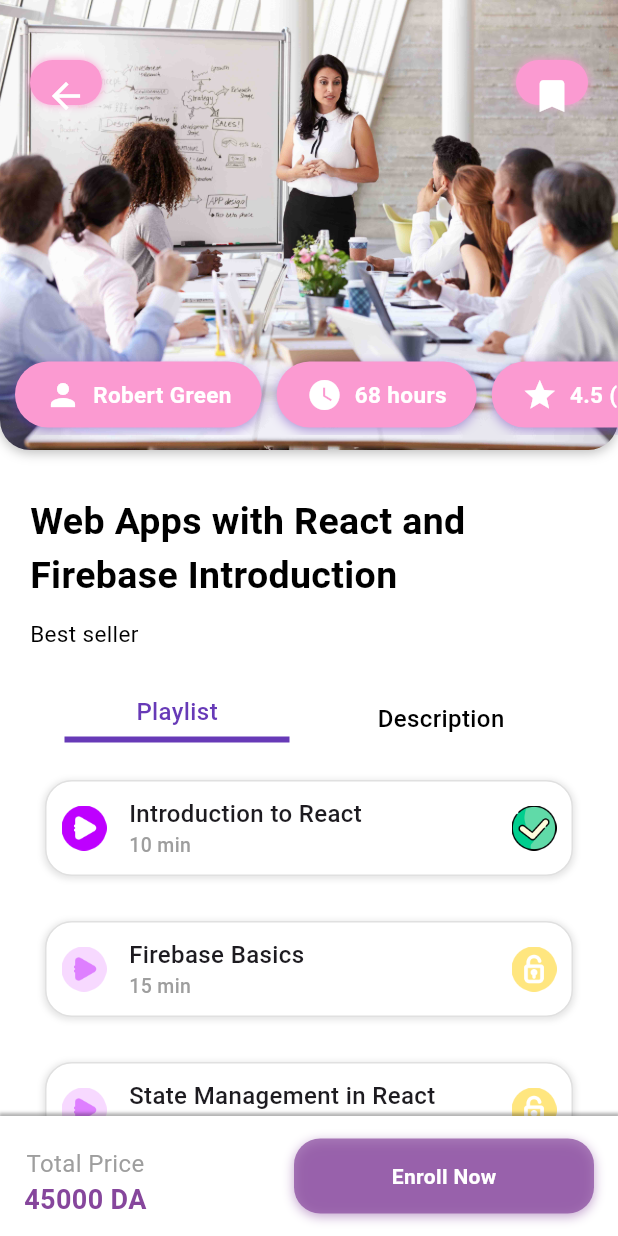
After one commit to MenouraIlyes/ya9in, a Flutter app: the screen it shows once a user with an empty profile is signed in, after a tap on an icon or button, on a phone screen of 412 x 824 dp. The commit adds this screen. Run offline on Flutter 3.47's test engine with Material 3 defaults, Android fonts, the phone set to English and light mode, and no system bars; our stand-ins replace cloud_firestore, country_picker, firebase_auth, firebase_core, flutter_svg, google_nav_bar and 2 more; accounts and stored records are empty; network calls fail.

Commit message:
Course_Details_Screen_Part_1

```diff
--- a/lib/screens/account_screen.dart
+++ b/lib/screens/account_screen.dart
@@ -212,6 +212,7 @@
   @override
   Widget build(BuildContext context) {
     return Scaffold(
+      backgroundColor: appWhite,
       extendBodyBehindAppBar: true,
       appBar: AppBar(
         backgroundColor: Colors.transparent,
--- /dev/null
+++ b/lib/screens/course_details_screen.dart
@@ -0,0 +1,230 @@
+import 'package:flutter/material.dart';
+import 'package:ya9in/models/lesson.dart';
+import 'package:ya9in/shared/colors.dart';
+import 'package:ya9in/widgets/custom_appbar.dart';
+import 'package:ya9in/widgets/custom_button.dart';
+import 'package:ya9in/widgets/custom_categories_button.dart';
+import 'package:ya9in/widgets/custom_heading.dart';
+import 'package:ya9in/widgets/custom_lesson_card.dart';
+import 'package:ya9in/widgets/custom_tab_view.dart';
+
+class CourseDetailsScreen extends StatefulWidget {
+  const CourseDetailsScreen({super.key});
+
+  @override
+  State<CourseDetailsScreen> createState() => _CourseDetailsScreenState();
+}
+
+class _CourseDetailsScreenState extends State<CourseDetailsScreen> {
+  int _selectedTag = 0;
+
+  void changeTab(int index) {
+    setState(() {
+      _selectedTag = index;
+    });
+  }
+
+  Widget Playlist() {
+    return Padding(
+      padding: const EdgeInsets.only(bottom: 0, right: 10, left: 10),
+      child: Column(children: [
+        ...List.generate(lessonList.length, (index) {
+          return Column(
+            children: [
+              CustomLessonCard(
+                lesson: lessonList[index],
+              ),
+              const SizedBox(height: 20),
+            ],
+          );
+        }),
+      ]),
+    );
+  }
+
+  Widget Description() {
+    return Padding(
+      padding: const EdgeInsets.all(20.0),
+      child: Text(
+        'This is a detailed description of the course. It covers various topics and provides a comprehensive understanding of the subject.',
+        style: TextStyle(fontSize: 16),
+      ),
+    );
+  }
+
+  Widget getBody() {
+    return Column(
+      children: [
+        // Top section
+        Stack(
+          children: [
+            Container(
+              height: 300,
+              decoration: BoxDecoration(
+                  borderRadius: BorderRadius.circular(20.0),
+                  boxShadow: [
+                    BoxShadow(
+                      color: Colors.black26,
+                      blurRadius: 6.0,
+                      offset: Offset(0.0, 2.0),
+                    ),
+                  ]),
+              child: ClipRRect(
+                borderRadius: BorderRadius.only(
+                  bottomLeft: Radius.circular(20),
+                  bottomRight: Radius.circular(20),
+                ),
+                child: Image(
+                  image: AssetImage('assets/meeting.jpg'),
+                  fit: BoxFit.cover,
+                ),
+              ),
+            ),
+
+            // tutor and rating and duration
+            Positioned(
+              bottom: 10,
+              left: 0,
+              right: 0,
+              child: SingleChildScrollView(
+                scrollDirection: Axis.horizontal,
+                child: Row(
+                  children: [
+                    Padding(
+                      padding: const EdgeInsets.only(
+                          left: 10, right: 5, top: 5, bottom: 5),
+                      child: CustomCategoriesButton(
+                        title: 'Robert Green',
+                        icon: Icons.person,
+                      ),
+                    ),
+                    Padding(
+                      padding: const EdgeInsets.only(
+                          left: 5, right: 5, top: 5, bottom: 5),
+                      child: CustomCategoriesButton(
+                        title: '68 hours',
+                        icon: Icons.watch_later,
+                      ),
+                    ),
+                    Padding(
+                      padding: const EdgeInsets.only(
+                          left: 5, right: 5, top: 5, bottom: 5),
+                      child: CustomCategoriesButton(
+                        title: '4.5 (365 reviews)',
+                        icon: Icons.star,
+                      ),
+                    ),
+                  ],
+                ),
+              ),
+            ),
+          ],
+        ),
+
+        // Bottom section
+        Expanded(
+          child: Padding(
+            padding:
+                const EdgeInsets.only(top: 30, left: 20, right: 20, bottom: 0),
+            child: Column(
+              crossAxisAlignment: CrossAxisAlignment.center,
+              children: [
+                // title
+                CustomHeading(
+                  title: 'Web Apps with React and Firebase Introduction',
+                  subTitle: 'Best seller',
+                  color: Colors.black,
+                ),
+
+                SizedBox(height: 10),
+
+                // tab view
+                CustomTabView(
+                  changeTab: changeTab,
+                  index: _selectedTag,
+                ),
+                Expanded(
+                  child: SingleChildScrollView(
+                      child: _selectedTag == 0 ? Playlist() : Description()),
+                ),
+              ],
+            ),
+          ),
+        ),
+      ],
+    );
+  }
+
+  @override
+  Widget build(BuildContext context) {
+    return Scaffold(
+      backgroundColor: appWhite,
+      extendBodyBehindAppBar: true,
+      appBar: PreferredSize(
+        preferredSize: Size.fromHeight(90),
+        child: Padding(
+          padding: const EdgeInsets.only(top: 20),
+          child: CustomAppbar(),
+        ),
+      ),
+      bottomNavigationBar: Container(
+        decoration: BoxDecoration(boxShadow: [
+          BoxShadow(
+            color: Colors.black.withOpacity(0.3),
+            blurRadius: 1.0,
+            spreadRadius: 1.0,
+            offset: Offset(0.0, -1.0),
+          )
+        ]),
+        child: BottomAppBar(
+          padding: EdgeInsets.symmetric(horizontal: 16.0),
+          notchMargin: 0,
+          color: appWhite,
+          surfaceTintColor: Colors.white,
+          child: Row(
+            mainAxisAlignment: MainAxisAlignment.spaceBetween,
+            children: [
+              // Price
+              Padding(
+                padding: const EdgeInsets.only(top: 20),
+                child: Column(
+                  children: [
+                    Text(
+                      'Total Price',
+                      style: TextStyle(
+                        color: Colors.grey,
+                        fontSize: 16,
+                        fontWeight: FontWeight.w400,
+                      ),
+                    ),
+                    Text(
+                      '45000 DA',
+                      style: TextStyle(
+                        color: appPrimary,
+                        fontSize: 18,
+                        fontWeight: FontWeight.bold,
+                      ),
+                    ),
+                  ],
+                ),
+              ),
+
+              // enroll button
+              SizedBox(
+                width: 200,
+                height: 50,
+                child: CustomButtonBox(
+                  color: appPrimary,
+                  isDisabled: false,
+                  onTap: () {},
+                  title: 'Enroll Now',
+                ),
+              ),
+            ],
+          ),
+        ),
+      ),
+      body: getBody(),
+    );
+  }
+}
--- a/lib/screens/courses_screen.dart
+++ b/lib/screens/courses_screen.dart
@@ -78,6 +78,7 @@
   @override
   Widget build(BuildContext context) {
     return Scaffold(
+      backgroundColor: appWhite,
       extendBodyBehindAppBar: true,
       appBar: AppBar(
         elevation: 0,
--- a/lib/screens/explore_screen.dart
+++ b/lib/screens/explore_screen.dart
@@ -86,6 +86,7 @@
   @override
   Widget build(BuildContext context) {
     return Scaffold(
+      backgroundColor: appWhite,
       extendBodyBehindAppBar: true,
       appBar: AppBar(
         elevation: 0,
--- a/lib/screens/home_screen.dart
+++ b/lib/screens/home_screen.dart
@@ -3,6 +3,7 @@
 import 'package:ya9in/datas/category_json.dart';
 import 'package:ya9in/datas/course_json.dart';
 import 'package:ya9in/providers/user_provider.dart';
+import 'package:ya9in/screens/course_details_screen.dart';
 import 'package:ya9in/shared/colors.dart';
 import 'package:ya9in/widgets/clipper.dart';
 import 'package:ya9in/widgets/custom_categories_button.dart';
@@ -151,6 +152,14 @@
                 (index) {
                   return Padding(
                     padding: const EdgeInsets.only(right: 10),
+                    child: GestureDetector(
+                      onTap: () {
+                        Navigator.push(
+                            context,
+                            MaterialPageRoute(
+                              builder: (context) => CourseDetailsScreen(),
+                            ));
+                      },
                       child: CustomCourseCardExpand(
                         thumbNail: CoursesJson[index]['image'],
                         videoAmount: CoursesJson[index]['video'],
@@ -158,6 +167,7 @@
                         userProfile: CoursesJson[index]['user_profile'],
                         userName: CoursesJson[index]['user_name'],
                         price: CoursesJson[index]['price'],
+                      ),
                     ),
                   );
                 },
@@ -253,6 +263,7 @@
   @override
   Widget build(BuildContext context) {
     return Scaffold(
+      backgroundColor: appWhite,
       extendBodyBehindAppBar: true,
       appBar: AppBar(
         elevation: 0,
--- /dev/null
+++ b/lib/widgets/custom_appbar.dart
@@ -0,0 +1,75 @@
+import 'package:flutter/material.dart';
+import 'package:ya9in/shared/colors.dart';
+
+class CustomAppbar extends StatefulWidget {
+  const CustomAppbar({super.key});
+
+  @override
+  State<CustomAppbar> createState() => _CustomAppbarState();
+}
+
+class _CustomAppbarState extends State<CustomAppbar> {
+  @override
+  Widget build(BuildContext context) {
+    return Padding(
+      padding: EdgeInsets.all(20),
+      child: Row(
+        mainAxisAlignment: MainAxisAlignment.spaceBetween,
+        children: [
+          // back button
+          InkWell(
+            onTap: () {
+              Navigator.pop(context);
+            },
+            child: Container(
+              alignment: Alignment.center,
+              padding: EdgeInsets.all(10),
+              decoration: BoxDecoration(
+                color: appTeriatery,
+                borderRadius: BorderRadius.circular(15),
+                boxShadow: [
+                  BoxShadow(
+                    color: appTeriatery,
+                    blurRadius: 4,
+                  ),
+                ],
+              ),
+              child: Icon(
+                Icons.arrow_back,
+                size: 28,
+                color: appWhite,
+              ),
+            ),
+          ),
+
+          // bookmark button
+
+          InkWell(
+            onTap: () {
+              Navigator.pop(context);
+            },
+            child: Container(
+              alignment: Alignment.center,
+              padding: EdgeInsets.all(10),
+              decoration: BoxDecoration(
+                color: appTeriatery,
+                borderRadius: BorderRadius.circular(15),
+                boxShadow: [
+                  BoxShadow(
+                    color: appTeriatery,
+                    blurRadius: 4,
+                  ),
+                ],
+              ),
+              child: Icon(
+                Icons.bookmark,
+                size: 28,
+                color: appWhite,
+              ),
+            ),
+          )
+        ],
+      ),
+    );
+  }
+}
--- a/lib/widgets/custom_categories_button.dart
+++ b/lib/widgets/custom_categories_button.dart
@@ -24,7 +24,7 @@
             bottom: 10.0,
           ),
           decoration: BoxDecoration(
-            color: appTeriatery.withOpacity(0.7),
+            color: appTeriatery,
             borderRadius: BorderRadius.circular(100.0),
             boxShadow: [
               BoxShadow(
--- a/lib/widgets/custom_course_card.dart
+++ b/lib/widgets/custom_course_card.dart
@@ -71,7 +71,7 @@
                   child: Text(
                     '${widget.videoAmount} Videos',
                     style: TextStyle(
-                        color: appBackground,
+                        color: Colors.black,
                         fontSize: 14.0,
                         fontWeight: FontWeight.w700),
                   ),
@@ -90,7 +90,7 @@
               maxLines: 2,
               overflow: TextOverflow.ellipsis,
               style: TextStyle(
-                color: appSecondary,
+                color: Colors.black,
                 fontSize: 17.0,
                 fontWeight: FontWeight.w700,
               ),
--- a/lib/widgets/custom_my_courses_card.dart
+++ b/lib/widgets/custom_my_courses_card.dart
@@ -27,32 +27,40 @@
     var size = MediaQuery.of(context).size;
 
     return Container(
-      width: size.width,
-      height: size.width * .3,
-      padding: const EdgeInsets.all(15.0),
+      width: size.width * 0.9,
+      height: size.width * 0.35,
+      padding: const EdgeInsets.all(20.0),
       decoration: BoxDecoration(
         color: appWhite,
-        borderRadius: BorderRadius.circular(10.0),
+        borderRadius: BorderRadius.circular(15.0),
+        boxShadow: [
+          BoxShadow(
+            color: Colors.black.withOpacity(0.1),
+            blurRadius: 10.0,
+            spreadRadius: 2.0,
+            offset: Offset(0, 5),
+          ),
+        ],
       ),
       child: Column(
         mainAxisAlignment: MainAxisAlignment.spaceBetween,
         children: [
           Container(
-            height: size.width * .15,
+            height: size.width * 0.18,
             child: Row(
               children: [
                 Container(
-                  height: size.width * .13,
-                  width: size.width * .13,
+                  height: size.width * 0.15,
+                  width: size.width * 0.15,
                   child: ClipRRect(
-                    borderRadius: BorderRadius.circular(10.0),
+                    borderRadius: BorderRadius.circular(12.0),
                     child: Image.network(
                       widget.image,
                       fit: BoxFit.cover,
                     ),
                   ),
                 ),
-                SizedBox(width: 10),
+                SizedBox(width: 15),
                 Flexible(
                   child: Column(
                     mainAxisAlignment: MainAxisAlignment.spaceBetween,
@@ -64,7 +72,7 @@
                         overflow: TextOverflow.ellipsis,
                         style: TextStyle(
                           color: appBackground,
-                          fontSize: 13.0,
+                          fontSize: 16.0,
                           fontWeight: FontWeight.w900,
                         ),
                       ),
@@ -72,16 +80,16 @@
                         mainAxisAlignment: MainAxisAlignment.spaceBetween,
                         children: [
                           Text(
-                            'Intructor: ' + widget.instructor,
+                            'Instructor: ' + widget.instructor,
                             style: TextStyle(
-                              fontSize: 11.0,
+                              fontSize: 13.0,
                               color: Colors.grey,
                             ),
                           ),
                           Text(
                             '6/' + widget.videoAmount,
                             style: TextStyle(
-                              fontSize: 11.0,
+                              fontSize: 13.0,
                               color: Colors.grey,
                             ),
                           ),
@@ -102,8 +110,8 @@
                   clipBehavior: Clip.none,
                   children: [
                     Container(
-                      width: size.width,
-                      height: 5.0,
+                      width: size.width * 0.85,
+                      height: 6.0,
                       decoration: BoxDecoration(
                         color: appSecondary.withOpacity(0.1),
                         borderRadius: BorderRadius.circular(100.0),
@@ -111,7 +119,7 @@
                     ),
                     Container(
                       width: widget.percentage * 2.8,
-                      height: 7.0,
+                      height: 8.0,
                       decoration: BoxDecoration(
                         color: appTeriatery,
                         borderRadius: BorderRadius.circular(100.0),
@@ -127,16 +135,17 @@
                   ],
                 ),
               ),
-              SizedBox(width: 10 * 2),
+              SizedBox(width: 20),
               Container(
-                width: 50,
+                width: 60,
                 alignment: Alignment.centerRight,
                 child: Text(
                   widget.percentage.toString() + '%',
                   style: TextStyle(
-                      fontSize: 13.0,
-                      color: appTeriatery,
-                      fontWeight: FontWeight.w900),
+                    fontSize: 15.0,
+                    color: appTeriatery,
+                    fontWeight: FontWeight.w900,
+                  ),
                 ),
               ),
             ],
--- a/lib/widgets/custom_tab_view.dart
+++ b/lib/widgets/custom_tab_view.dart
@@ -4,10 +4,13 @@
 class CustomTabView extends StatefulWidget {
   final Function(int) changeTab;
   final int index;
-  const CustomTabView({
+  bool enrolled;
+
+  CustomTabView({
     super.key,
     required this.changeTab,
     required this.index,
+    this.enrolled = false,
   });
 
   @override
@@ -36,6 +39,7 @@
                 style: TextStyle(
                   color: widget.index != index ? Colors.black : appBackground,
                   fontSize: 16,
+                  fontWeight: FontWeight.w500,
                 ),
               ),
               if (widget.index == index)
@@ -54,7 +58,9 @@
 
   @override
   Widget build(BuildContext context) {
-    return Container(
+    return Column(
+      children: [
+        Container(
           padding: EdgeInsets.all(10),
           width: double.infinity,
           decoration: BoxDecoration(
@@ -68,6 +74,8 @@
                 .map((MapEntry map) => _buildTags(map.key))
                 .toList(),
           ),
+        ),
+      ],
     );
   }
 }
```
Also changed, not shown: assets/meeting.jpg (added). Lines whose indentation alone changed are shown as unchanged.
